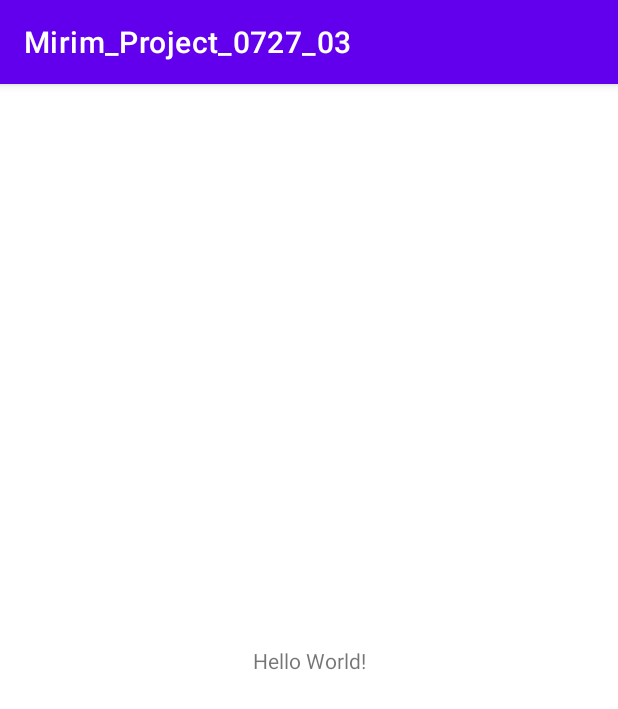
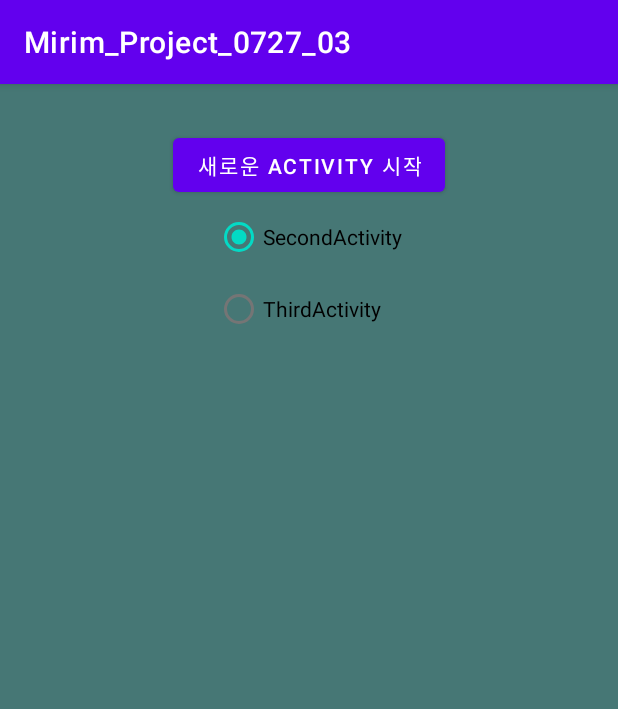
Before and after one commit to kwakkyunghee/Mirim_Project_0727_03, an Android app: the screen it shows after launch (MainActivity), on a phone screen of 412 x 824 dp. Shown: the top 709 px of the screen. Run offline under Robolectric (Android 15) with nearby library versions, the phone set to English and light mode, and no system bars.

Commit message:
인탠트

```diff
--- a/app/src/main/AndroidManifest.xml
+++ b/app/src/main/AndroidManifest.xml
@@ -10,6 +10,12 @@
         android:supportsRtl="true"
         android:theme="@style/Theme.Mirim_Project_0727_03">
         <activity
+            android:name=".ThirdActivity"
+            android:exported="false" />
+        <activity
+            android:name=".SecondActivity"
+            android:exported="false" />
+        <activity
             android:name=".MainActivity"
             android:exported="true">
             <intent-filter>
--- a/app/src/main/java/kr/hs/emirims2117/mirim_project_0727_03/MainActivity.java
+++ b/app/src/main/java/kr/hs/emirims2117/mirim_project_0727_03/MainActivity.java
@@ -2,13 +2,38 @@ package kr.hs.emirims2117.mirim_project_0727_03;
 
 import androidx.appcompat.app.AppCompatActivity;
 
+import android.content.Intent;
 import android.os.Bundle;
+import android.view.View;
+import android.widget.Button;
+import android.widget.RadioButton;
+import android.widget.RadioGroup;
 
 public class MainActivity extends AppCompatActivity {
-
+    RadioGroup rg;
     @Override
     protected void onCreate(Bundle savedInstanceState) {
         super.onCreate(savedInstanceState);
         setContentView(R.layout.activity_main);
+        rg = findViewById(R.id.rg);
+        Button btnStart = findViewById(R.id.btn_start);
+        btnStart.setOnClickListener(btnStartListener);
     }
+    View.OnClickListener btnStartListener = new View.OnClickListener() {
+        @Override
+        public void onClick(View view) {
+            Class c = null;
+            switch(rg.getCheckedRadioButtonId()){
+                case R.id.rb_second:
+                    c = SecondActivity.class;
+                    break;
+                case R.id.rb_thied:
+                    c = ThirdActivity.class;
+                    break;
+            }
+            Intent intent = new Intent(getApplicationContext(), c);
+            startActivity(intent);
+        }
+    };
+
 }
--- a/app/src/main/res/layout/activity_main.xml
+++ b/app/src/main/res/layout/activity_main.xml
@@ -1,18 +1,36 @@
 <?xml version="1.0" encoding="utf-8"?>
-<androidx.constraintlayout.widget.ConstraintLayout xmlns:android="http://schemas.android.com/apk/res/android"
+<LinearLayout xmlns:android="http://schemas.android.com/apk/res/android"
     xmlns:app="http://schemas.android.com/apk/res-auto"
     xmlns:tools="http://schemas.android.com/tools"
     android:layout_width="match_parent"
     android:layout_height="match_parent"
+    android:orientation="vertical"
+    android:padding="30dp"
+    android:background="#467775"
+    android:gravity="center_horizontal"
     tools:context=".MainActivity">
 
-    <TextView
+    <Button
+        android:id="@+id/btn_start"
         android:layout_width="wrap_content"
         android:layout_height="wrap_content"
-        android:text="Hello World!"
-        app:layout_constraintBottom_toBottomOf="parent"
-        app:layout_constraintLeft_toLeftOf="parent"
-        app:layout_constraintRight_toRightOf="parent"
-        app:layout_constraintTop_toTopOf="parent" />
+        android:text="새로운 Activity 시작"/>
 
-</androidx.constraintlayout.widget.ConstraintLayout>
+    <RadioGroup
+        android:id="@+id/rg"
+        android:layout_width="wrap_content"
+        android:layout_height="wrap_content">
+        <RadioButton
+            android:id="@+id/rb_second"
+            android:layout_width="wrap_content"
+            android:layout_height="wrap_content"
+            android:checked="true"
+            android:text="SecondActivity"/>
+        <RadioButton
+            android:id="@+id/rb_thied"
+            android:layout_width="wrap_content"
+            android:layout_height="wrap_content"
+            android:text="ThirdActivity"/>
+    </RadioGroup>
+
+</LinearLayout>
```
Also changed, not shown: app/src/main/java/kr/hs/emirims2117/mirim_project_0727_03/SecondActivity.java (added, +27 -0 lines), app/src/main/java/kr/hs/emirims2117/mirim_project_0727_03/ThirdActivity.java (added, +25 -0 lines), app/src/main/res/layout/activity_second.xml (added, +26 -0 lines), app/src/main/res/layout/activity_third.xml (added, +20 -0 lines), app/src/main/res/drawable/wjdgks.jpg (added).
